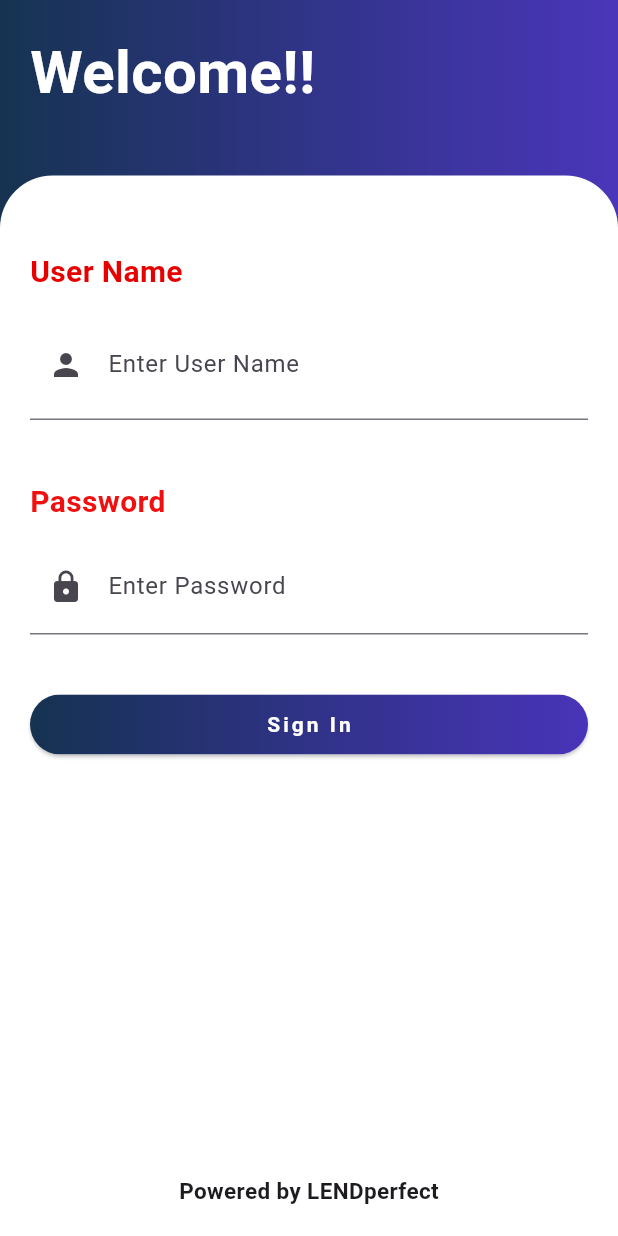
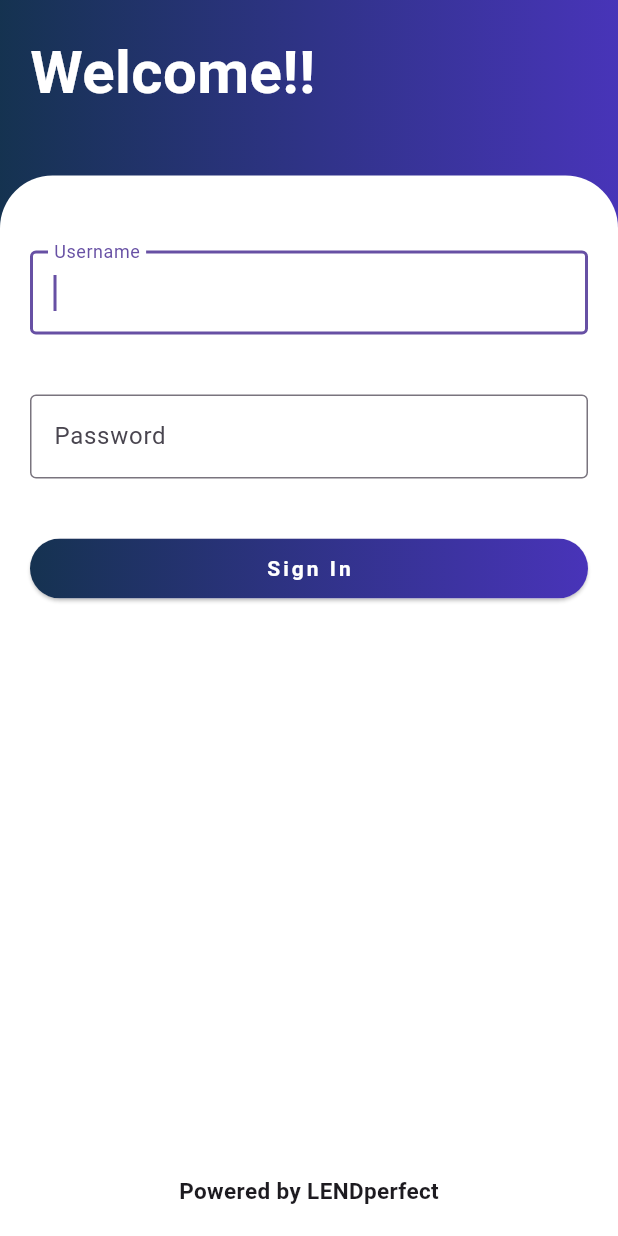
Before and after one commit to gayathribalraj/UBI-APP, a Flutter app: the screen it shows after launch, on a phone screen of 412 x 824 dp. Run offline on Flutter 3.47's test engine with Material 3 defaults, Android fonts, the phone set to English and light mode, and no system bars; drawn by our look-alikes of reactive_forms; our stand-ins replace loading_animation_widget.

Commit message:
update login page

```diff
--- a/lib/screens/login_screen.dart
+++ b/lib/screens/login_screen.dart
@@ -1,6 +1,26 @@
 import 'package:flutter/material.dart';
 import 'package:ubi/screens/dashboard_screen.dart';
-import '../themes/theme_global.dart';
+// import '../themes/theme_global.dart';
+import 'package:reactive_forms/reactive_forms.dart';
+
+class AppConfig {
+  final loginFormgroup = FormGroup({
+    'username': FormControl(
+      value: '',
+      validators: [
+        Validators.required,
+        // Validators.delegate(checkForRestrictedSpecialChars),
+      ],
+    ),
+    'password': FormControl(
+      value: '',
+      validators: [
+        Validators.required,
+        // Validators.pattern(AppConstants.PATTERN_SPECIALCHAR),
+      ],
+    ),
+  });
+}
 
 class LoginScreen extends StatelessWidget {
   final TextEditingController userNameValidation = TextEditingController();
@@ -10,6 +30,7 @@ class LoginScreen extends StatelessWidget {
 
   @override
   Widget build(BuildContext context) {
+    final loginFormgroup = AppConfig().loginFormgroup;
     return Scaffold(
       body: Container(
         padding: const EdgeInsets.only(top: 20),
@@ -23,6 +44,8 @@ class LoginScreen extends StatelessWidget {
             ],
           ),
         ),
+        child: ReactiveForm(
+          formGroup: loginFormgroup,
           child: Column(
             crossAxisAlignment: CrossAxisAlignment.start,
             children: [
@@ -54,61 +77,38 @@ class LoginScreen extends StatelessWidget {
                     child: Column(
                       mainAxisAlignment: MainAxisAlignment.spaceBetween,
                       crossAxisAlignment: CrossAxisAlignment.start,
-                    children: [
+                      children: <Widget>[
                         Column(
                           crossAxisAlignment: CrossAxisAlignment.start,
                           children: [
-                          Text(
-                            'User Name',
-                            style: TextStyle(
-                              color: ThemesColor.primaryRed,
-                              fontSize: 20,
-                              fontWeight: FontWeight.bold,
+                            ReactiveTextField(
+                              formControlName: 'username',
+                              autofocus: true,
+                              decoration: InputDecoration(
+                                labelText: 'Username',
+                                border: OutlineInputBorder(),
                               ),
-                          ),
-                          const SizedBox(height: 10),
-                          TextFormField(
-                            controller: userNameValidation,
-                            validator: (value) {
-                              if (value == null || value.isEmpty) {
-                                return 'Please enter a username';
-                              }
-                              return null;
+                              validationMessages: {
+                                ValidationMessage.required:
+                                    (error) => 'UserName is Required',
+                                ValidationMessage.contains:
+                                    (error) => error as String,
                               },
-                            decoration: InputDecoration(
-                              hintText: 'Enter User Name',
-                              prefixIcon: Icon(Icons.person),
-                              contentPadding: EdgeInsets.symmetric(
-                                vertical: 25,
-                              ),
-                            ),
                             ),
                             const SizedBox(height: 40),
-                          const Text(
-                            'Password',
-                            style: TextStyle(
-                              color: Color.fromARGB(255, 240, 16, 16),
-                              fontSize: 20,
-                              fontWeight: FontWeight.bold,
+                            ReactiveTextField(
+                              formControlName: 'password',
+                              decoration: InputDecoration(
+                                labelText: 'Password',
+                                border: OutlineInputBorder(),
                               ),
-                          ),
-                          const SizedBox(height: 10),
-                          TextFormField(
-                            controller: passValidation,
                               obscureText: true,
-                            validator: (value) {
-                              if (value == null || value.isEmpty) {
-                                return 'Please enter a password';
-                              }
-                              return null;
+                              validationMessages: {
+                                ValidationMessage.required:
+                                    (error) => 'Password is Required',
+                                ValidationMessage.contains:
+                                    (error) => error as String,
                               },
-                            decoration: InputDecoration(
-                              hintText: 'Enter Password',
-                              prefixIcon: Icon(Icons.lock),
-                              contentPadding: EdgeInsets.symmetric(
-                                vertical: 20.0,
-                              ),
-                            ),
                             ),
                             SizedBox(height: 40),
                             SizedBox(
@@ -141,6 +141,7 @@ class LoginScreen extends StatelessWidget {
                                     ),
                                     borderRadius: BorderRadius.circular(20),
                                   ),
+
                                   child: Container(
                                     alignment: Alignment.center,
                                     child: Text(
@@ -178,6 +179,7 @@ class LoginScreen extends StatelessWidget {
             ],
           ),
         ),
+      ),
     );
   }
 }
--- a/lib/themes/theme_global.dart
+++ b/lib/themes/theme_global.dart
@@ -11,7 +11,7 @@ class ThemesColor {
 
 final ThemeData apptheme = ThemeData(
   primaryColor: ThemesColor.primaryBlue,
-  scaffoldBackgroundColor: ThemesColor.white,
+  scaffoldBackgroundColor: const Color.fromRGBO(243, 246, 248, 1),
   fontFamily: 'Roboto',
   textTheme: TextTheme(bodyLarge: TextStyle(color: ThemesColor.textDarkBlue)),
 );
--- a/pubspec.yaml
+++ b/pubspec.yaml
@@ -12,6 +12,7 @@ dependencies:
     sdk: flutter
   cupertino_icons: ^1.0.8
   loading_animation_widget: ^1.2.0   # ✅ Moved outside of flutter block
+  reactive_forms: ^18.0.0
 
 dev_dependencies:
   flutter_test:
```
Also changed, not shown: lib/screens/create_lead.dart (+30 -1 lines), lib/screens/dashboard_screen.dart (+10 -2 lines), flutter_02.png (added), pubspec.lock, 3 other files. Lines whose indentation alone changed are shown as unchanged.
